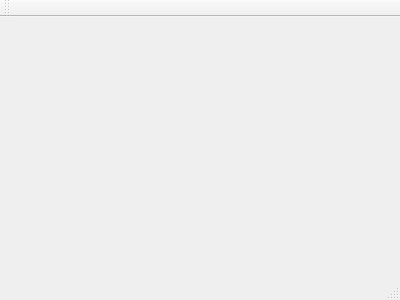
Old version of the form qt/mainwindow.ui in the repository Manromen/OSEC.
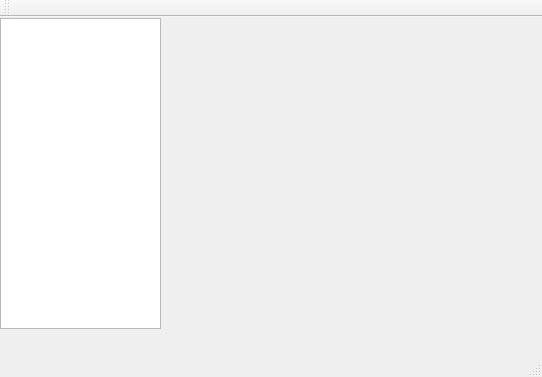
New version of the form.

Commit message: added layout for main window

Diff of the .ui file:
```diff
--- a/qt/mainwindow.ui
+++ b/qt/mainwindow.ui
@@ -1,24 +1,50 @@
 <ui version="4.0">
  <class>MainWindow</class>
- <widget class="QMainWindow" name="MainWindow" >
-  <property name="geometry" >
+ <widget class="QMainWindow" name="MainWindow">
+  <property name="geometry">
    <rect>
     <x>0</x>
     <y>0</y>
-    <width>400</width>
-    <height>300</height>
+    <width>542</width>
+    <height>377</height>
    </rect>
   </property>
   <property name="windowTitle" >
    <string>MainWindow</string>
   </property>
-  <widget class="QMenuBar" name="menuBar" />
-  <widget class="QToolBar" name="mainToolBar" />
-  <widget class="QWidget" name="centralWidget" />
-  <widget class="QStatusBar" name="statusBar" />
+  <widget class="QWidget" name="centralWidget">
+   <widget class="QListView" name="listView">
+    <property name="geometry">
+     <rect>
+      <x>0</x>
+      <y>1</y>
+      <width>161</width>
+      <height>311</height>
+     </rect>
+    </property>
+   </widget>
+  </widget>
+  <widget class="QMenuBar" name="menuBar">
+   <property name="geometry">
+    <rect>
+     <x>0</x>
+     <y>0</y>
+     <width>542</width>
+     <height>22</height>
+    </rect>
+   </property>
+  </widget>
+  <widget class="QToolBar" name="mainToolBar">
+   <attribute name="toolBarArea">
+    <enum>TopToolBarArea</enum>
+   </attribute>
+   <attribute name="toolBarBreak">
+    <bool>false</bool>
+   </attribute>
+  </widget>
+  <widget class="QStatusBar" name="statusBar"/>
  </widget>
- <layoutDefault spacing="6" margin="11" />
- <pixmapfunction></pixmapfunction>
+ <layoutdefault spacing="6" margin="11"/>
  <resources/>
  <connections/>
 </ui>
```
Left out of the diff: 3 changed lines with no effect on the pictures. The commit also changes 5 other files.
